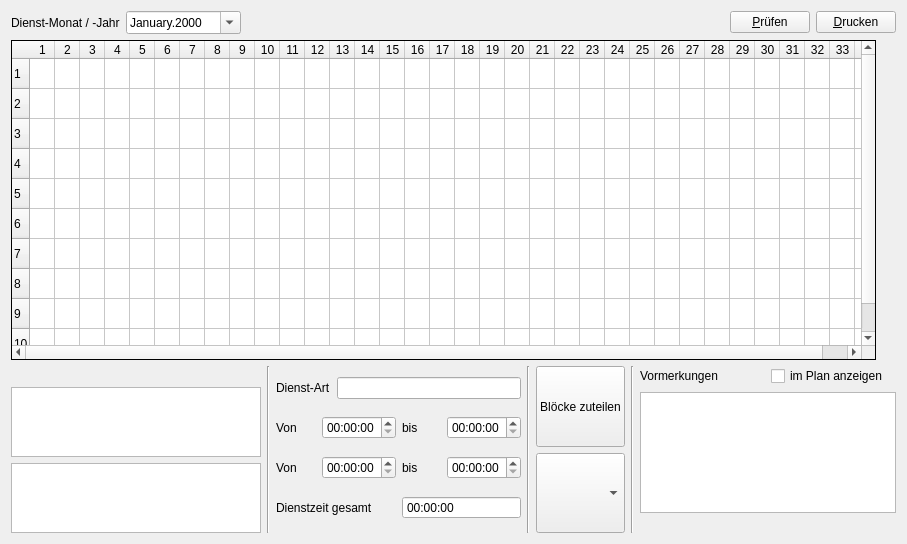
Old version of the form crosterwindow.ui in the repository joergpauly/megaroster.
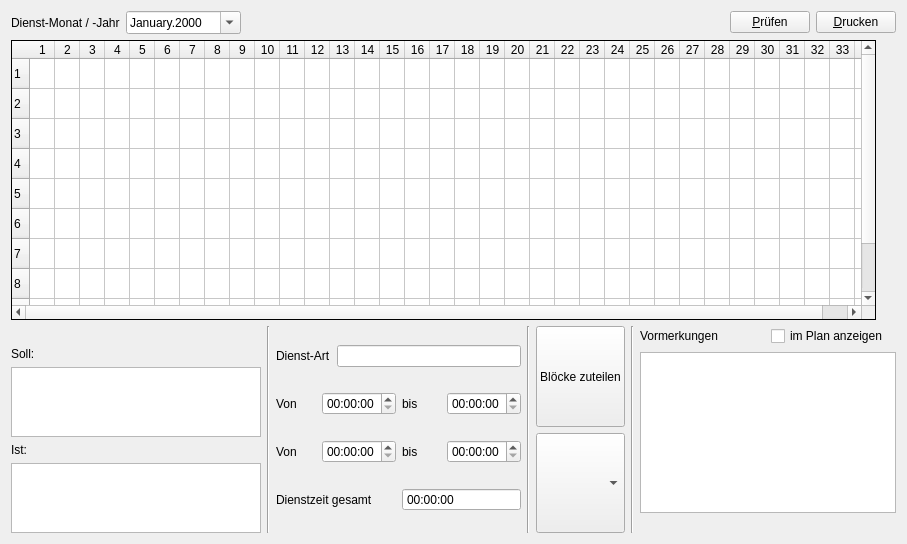
New version of the form.

Commit message: Aktuelles Roster eingepflegt

```diff
--- a/crosterwindow.ui
+++ b/crosterwindow.ui
@@ -176,6 +176,13 @@
          </property>
         </widget>
        </item>
+       <item>
+        <widget class="QLabel" name="label_9">
+         <property name="text">
+          <string>Soll:</string>
+         </property>
+        </widget>
+       </item>
        <item>
         <layout class="QHBoxLayout" name="horizontalLayout_9">
          <item>
@@ -197,7 +204,14 @@
         </layout>
        </item>
        <item>
-        <widget class="QTableWidget" name="tableWidget_2">
+        <widget class="QLabel" name="label_10">
+         <property name="text">
+          <string>Ist:</string>
+         </property>
+        </widget>
+       </item>
+       <item>
+        <widget class="QTableWidget" name="tbwActual">
          <property name="sizePolicy">
           <sizepolicy hsizetype="Maximum" vsizetype="Maximum">
            <horstretch>0</horstretch>
```
Left out of the diff: 2 changed lines with no effect on the pictures. The commit also changes 1 other file.
